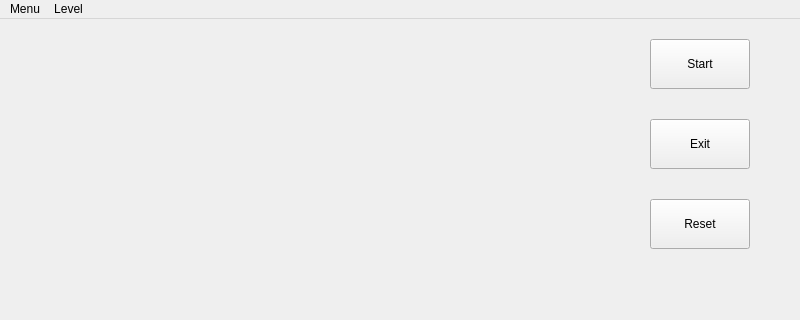
Old version of the form mainwindow.ui in the repository Gdist/2020-pd2-sokoban; both pictures show x 0 to 800 and y 0 to 320 of the 800 by 620 pixel window.
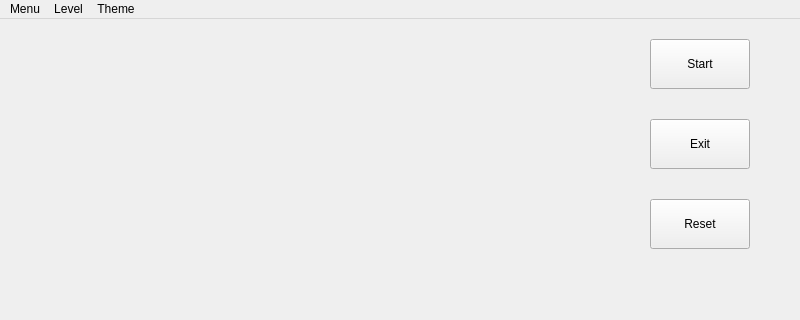
New version of the form.

Commit message: Themes Choice & Portal

```diff
--- a/mainwindow.ui
+++ b/mainwindow.ui
@@ -203,8 +203,17 @@
     <addaction name="actionLV4"/>
     <addaction name="actionLV5"/>
    </widget>
+   <widget class="QMenu" name="menuTheme">
+    <property name="title">
+     <string>Theme</string>
+    </property>
+    <addaction name="actionDefault"/>
+    <addaction name="separator"/>
+    <addaction name="actionBlackAndWhite"/>
+   </widget>
    <addaction name="menuMenu"/>
    <addaction name="menuLV"/>
+   <addaction name="menuTheme"/>
   </widget>
   <widget class="QStatusBar" name="statusBar"/>
   <action name="actionStart">
```
Left out of the diff: 10 changed lines with no effect on the pictures. The commit also changes 20 other files.
